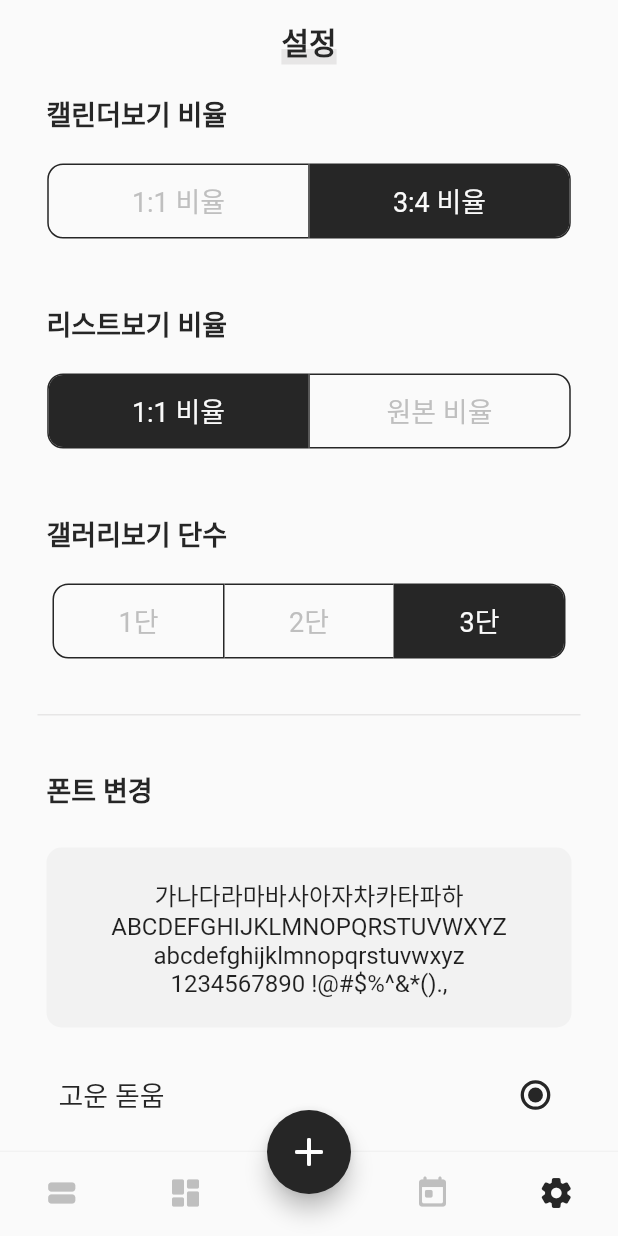
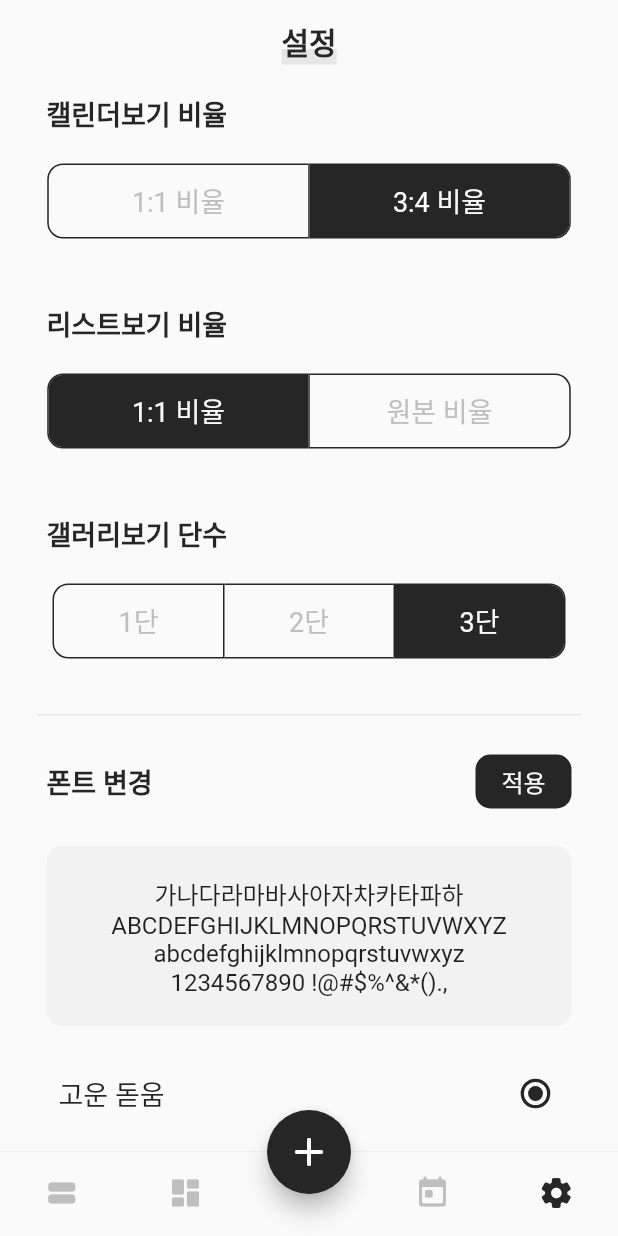
Before and after one commit to wkkyu088/pidi, a Flutter app: the screen it shows after launch, item 5 of the bottom bar chosen, on a phone screen of 412 x 824 dp. Run offline on Flutter 3.47's test engine with Material 2 defaults, Android fonts, the phone set to English and light mode, and no system bars; our stand-ins replace carousel_slider, table_calendar; Roboto replaces fonts that are missing (GowunBatang, GowunDodum).

Commit message:
폰트 적용 버튼 생성

```diff
--- a/lib/screens/setting_screen.dart
+++ b/lib/screens/setting_screen.dart
@@ -133,6 +133,22 @@ class _SettingScreenState extends State<SettingScreen> {
       );
     }
 
+    Widget fontSaveButton() {
+      return TextButton(
+          onPressed: () {},
+          style: TextButton.styleFrom(
+            primary: kUnderline,
+            padding: EdgeInsets.zero,
+            tapTargetSize: MaterialTapTargetSize.shrinkWrap,
+            backgroundColor: kBlack,
+            shape: RoundedRectangleBorder(
+              borderRadius: kBorderRadius,
+            ),
+          ),
+          child:
+              Text('적용', style: TextStyle(color: kWhite, fontSize: kContentM)));
+    }
+
     return Scaffold(
         appBar: customAppBar('설정'),
         body: SingleChildScrollView(
@@ -151,7 +167,7 @@ class _SettingScreenState extends State<SettingScreen> {
                   color: kUnderline,
                   width: width,
                   height: 1,
-                  margin: const EdgeInsets.only(bottom: 30),
+                  margin: const EdgeInsets.only(bottom: 20),
                 ),
                 Container(
                   padding: const EdgeInsets.all(6),
@@ -161,15 +177,18 @@ class _SettingScreenState extends State<SettingScreen> {
                     children: [
                       Padding(
                         padding: const EdgeInsets.only(bottom: 20.0),
-                        child: Align(
-                            alignment: Alignment.topLeft,
-                            child: Text(
-                              '폰트 변경',
-                              style: TextStyle(
-                                  color: kBlack,
-                                  fontSize: kTitle,
-                                  fontWeight: FontWeight.bold),
-                            )),
+                        child: Row(
+                            mainAxisAlignment: MainAxisAlignment.spaceBetween,
+                            children: [
+                              Text(
+                                '폰트 변경',
+                                style: TextStyle(
+                                    color: kBlack,
+                                    fontSize: kTitle,
+                                    fontWeight: FontWeight.bold),
+                              ),
+                              fontSaveButton()
+                            ]),
                       ),
                       Center(
                         child: Container(
```
